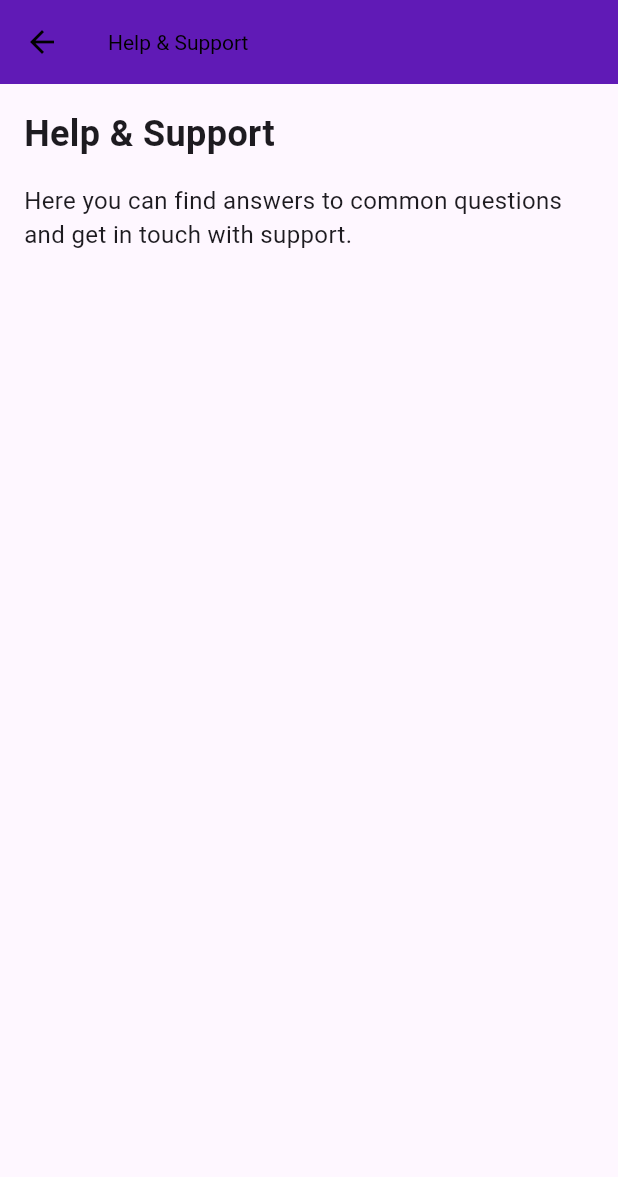
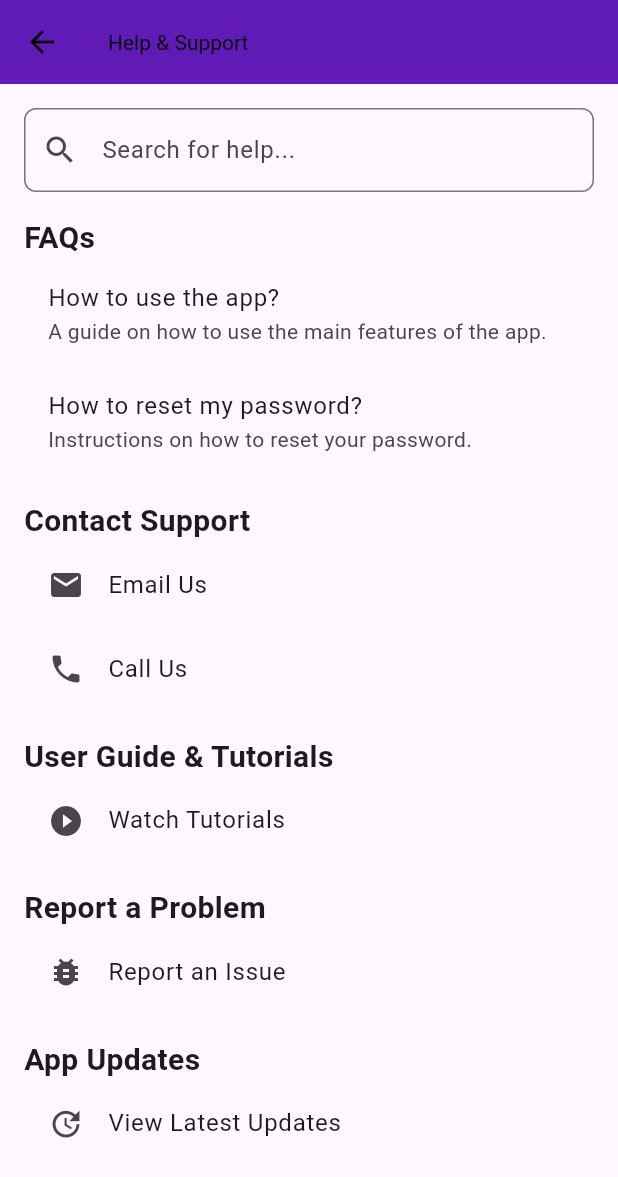
Before and after one commit to MathurakshiP/MobileApp, a Flutter app: the HelpSupportScreen screen opened directly, on a phone screen of 412 x 824 dp. Shown: the top 1177 px of the screen. Run offline on Flutter 3.47's test engine with Material 3 defaults, Android fonts, the phone set to English and light mode, and no system bars; our stand-ins replace cloud_firestore, firebase_auth, firebase_core; accounts and stored records are empty.

Commit message:
Updated Help&support

```diff
--- a/lib/Screens/help_support_screen.dart
+++ b/lib/Screens/help_support_screen.dart
@@ -9,22 +9,104 @@ class HelpSupportScreen extends StatelessWidget {
       appBar: AppBar(
         title: const Text('Help & Support'),
       ),
-      body: Padding(
+      body: SingleChildScrollView(
+        child: Padding(
           padding: const EdgeInsets.all(16.0),
           child: Column(
             crossAxisAlignment: CrossAxisAlignment.start,
             children: [
-            const Text(
-              'Help & Support',
-              style: TextStyle(fontSize: 24, fontWeight: FontWeight.bold),
+              // Search Bar
+              TextField(
+                decoration: InputDecoration(
+                  hintText: 'Search for help...',
+                  prefixIcon: Icon(Icons.search),
+                  border: OutlineInputBorder(
+                    borderRadius: BorderRadius.circular(8.0),
+                  ),
+                ),
               ),
               const SizedBox(height: 16),
+
+              // FAQs Section
               const Text(
-              'Here you can find answers to common questions and get in touch with support.',
-              style: TextStyle(fontSize: 16),
+                'FAQs',
+                style: TextStyle(fontSize: 20, fontWeight: FontWeight.bold),
               ),
-            // Additional Help & Support content goes here
+              const ListTile(
+                title: Text('How to use the app?'),
+                subtitle:
+                    Text('A guide on how to use the main features of the app.'),
+              ),
+              const ListTile(
+                title: Text('How to reset my password?'),
+                subtitle: Text('Instructions on how to reset your password.'),
+              ),
+              // Add more FAQs as needed
+
+              // Contact Support Section
+              const SizedBox(height: 16),
+              const Text(
+                'Contact Support',
+                style: TextStyle(fontSize: 20, fontWeight: FontWeight.bold),
+              ),
+              ListTile(
+                leading: Icon(Icons.email),
+                title: const Text('Email Us'),
+                onTap: () {
+                  // Logic to open email client
+                },
+              ),
+              ListTile(
+                leading: Icon(Icons.phone),
+                title: const Text('Call Us'),
+                onTap: () {
+                  // Logic to initiate a phone call
+                },
+              ),
+
+              // User Guide or Tutorials Section
+              const SizedBox(height: 16),
+              const Text(
+                'User Guide & Tutorials',
+                style: TextStyle(fontSize: 20, fontWeight: FontWeight.bold),
+              ),
+              ListTile(
+                leading: Icon(Icons.play_circle_fill),
+                title: const Text('Watch Tutorials'),
+                onTap: () {
+                  // Logic to open video tutorials
+                },
+              ),
+
+              // Report a Problem Section
+              const SizedBox(height: 16),
+              const Text(
+                'Report a Problem',
+                style: TextStyle(fontSize: 20, fontWeight: FontWeight.bold),
+              ),
+              ListTile(
+                leading: Icon(Icons.bug_report),
+                title: const Text('Report an Issue'),
+                onTap: () {
+                  // Logic to report a problem
+                },
+              ),
+
+              // App Updates and Release Notes Section
+              const SizedBox(height: 16),
+              const Text(
+                'App Updates',
+                style: TextStyle(fontSize: 20, fontWeight: FontWeight.bold),
+              ),
+              ListTile(
+                leading: Icon(Icons.update),
+                title: const Text('View Latest Updates'),
+                onTap: () {
+                  // Logic to view app updates
+                },
+              ),
             ],
+          ),
         ),
       ),
     );
```
Lines whose indentation alone changed are shown as unchanged.
